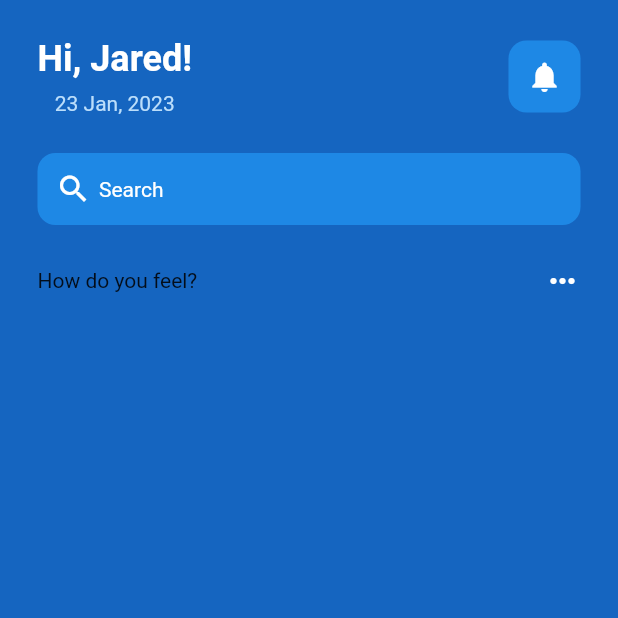
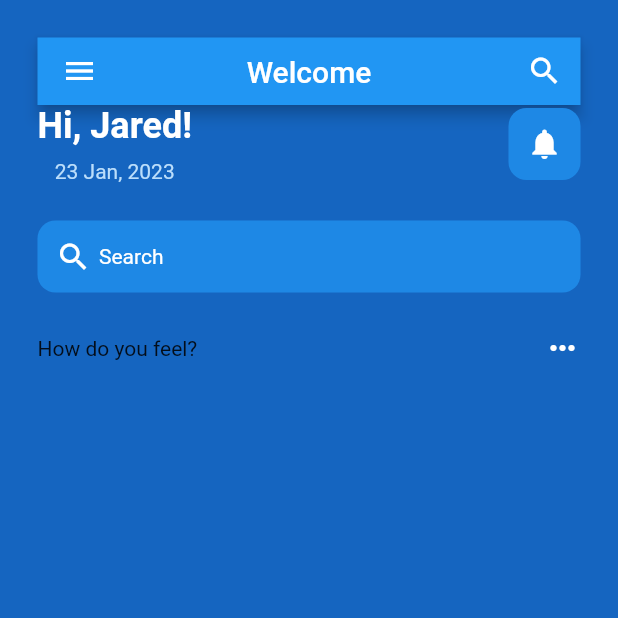
Before and after one commit to Ekta549/healthapp, a Flutter app: the screen it shows after launch, on a phone screen of 412 x 824 dp, the top half of it. Run offline on Flutter 3.47's test engine with Material 2 defaults, Android fonts, the phone set to English and light mode, and no system bars.

Commit message:
first commit

```diff
--- a/lib/main.dart
+++ b/lib/main.dart
@@ -10,6 +10,9 @@ class MyApp extends StatelessWidget {
 
   @override
   Widget build(BuildContext context) {
-    return MaterialApp(home: HomePage(),);
+    return const MaterialApp(
+      home: HomePage(),
+      debugShowCheckedModeBanner: false,
+    );
   }
 }
--- a/lib/pages/home_page.dart
+++ b/lib/pages/home_page.dart
@@ -1,4 +1,4 @@
-// ignore_for_file: prefer_const_literals_to_create_immutables, prefer_const_constructors
+// ignore_for_file: prefer_const_literals_to_create_immutables, prefer_const_constructors, avoid_unnecessary_containers, avoid_print
 
 import "package:flutter/material.dart";
 import 'package:mentalhealthapp/main.dart';
@@ -18,10 +18,25 @@ class _HomePageState extends State<HomePage> {
         body: SafeArea(
           child: Padding(
             padding: EdgeInsets.all(25.0),
-            child: Column(
-              children: [
+            child: Column(children: [
+              AppBar(
+                toolbarHeight: 45,
+                title: Text('Welcome'),
+                centerTitle: true,
+                leading: Icon(Icons.menu),
+                actions: [
+                  IconButton(
+
+                      icon: Icon(Icons.search),
+                      onPressed: () {
+                        print("Search pressed");
+                      })
+                ],
                 //greetings row
-                Row(
+              ),
+
+              Container(
+                child: Row(
                   mainAxisAlignment: MainAxisAlignment.spaceBetween,
                   children: [
                     // Hi Jared!
@@ -34,6 +49,7 @@ class _HomePageState extends State<HomePage> {
                             fontSize: 24,
                             fontWeight: FontWeight.bold,
                           ),
+                          textAlign: TextAlign.center,
                         ),
                         SizedBox(
                           height: 8,
@@ -58,6 +74,7 @@ class _HomePageState extends State<HomePage> {
                       ),
                     )
                   ],
+                ),
               ),
 
               SizedBox(
@@ -124,9 +141,8 @@ class _HomePageState extends State<HomePage> {
                   //excellent
                 ],
               ),
-              ],
-            )),
+            ]),
           ),
-    );
+        ));
   }
 }
```
Lines whose indentation alone changed are shown as unchanged.
